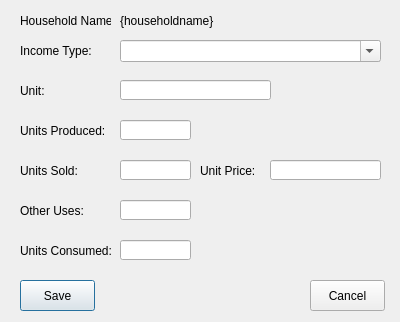
Before: the Qt Designer form open-ihm/gui/designs/ui_household_income_livestock.ui in snim2mirror/openihm, drawn with Qt 5.
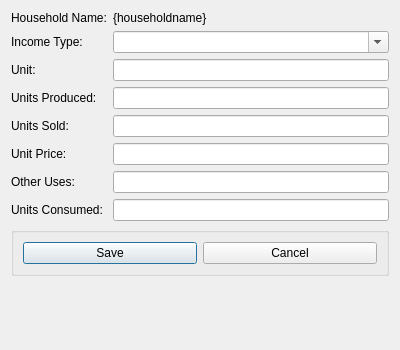
After: the same form once the commit is applied.

Commit message: Added layout manager to most dialogs. One report and all tabbed dialogs still to go.

```diff
--- a/open-ihm/gui/designs/ui_household_income_livestock.ui
+++ b/open-ihm/gui/designs/ui_household_income_livestock.ui
@@ -7,231 +7,128 @@
     <x>0</x>
     <y>0</y>
     <width>400</width>
-    <height>322</height>
+    <height>350</height>
    </rect>
   </property>
   <property name="windowTitle">
    <string>Add Livestock Income</string>
   </property>
-  <widget class="QLabel" name="label_2">
-   <property name="geometry">
-    <rect>
-     <x>20</x>
-     <y>40</y>
-     <width>81</width>
-     <height>21</height>
-    </rect>
-   </property>
-   <property name="text">
-    <string>Income Type:</string>
-   </property>
-  </widget>
-  <widget class="QComboBox" name="cboIncomeType">
-   <property name="geometry">
-    <rect>
-     <x>120</x>
-     <y>40</y>
-     <width>261</width>
-     <height>22</height>
-    </rect>
-   </property>
-   <property name="editable">
-    <bool>true</bool>
-   </property>
-  </widget>
-  <widget class="QLabel" name="label">
-   <property name="geometry">
-    <rect>
-     <x>20</x>
-     <y>10</y>
-     <width>91</width>
-     <height>21</height>
-    </rect>
-   </property>
-   <property name="text">
-    <string>Household Name:</string>
-   </property>
-  </widget>
-  <widget class="QLabel" name="lblHouseholdName">
-   <property name="geometry">
-    <rect>
-     <x>120</x>
-     <y>10</y>
-     <width>271</width>
-     <height>21</height>
-    </rect>
-   </property>
-   <property name="text">
-    <string>{householdname}</string>
-   </property>
-  </widget>
-  <widget class="QLineEdit" name="txtUnitsSold">
-   <property name="geometry">
-    <rect>
-     <x>120</x>
-     <y>160</y>
-     <width>71</width>
-     <height>20</height>
-    </rect>
-   </property>
-  </widget>
-  <widget class="QPushButton" name="cmdCancel">
-   <property name="geometry">
-    <rect>
-     <x>310</x>
-     <y>280</y>
-     <width>75</width>
-     <height>31</height>
-    </rect>
-   </property>
-   <property name="text">
-    <string>Cancel</string>
-   </property>
-  </widget>
-  <widget class="QLineEdit" name="txtUnitOfMeasure">
-   <property name="geometry">
-    <rect>
-     <x>120</x>
-     <y>80</y>
-     <width>151</width>
-     <height>20</height>
-    </rect>
-   </property>
-  </widget>
-  <widget class="QPushButton" name="cmdSave">
-   <property name="geometry">
-    <rect>
-     <x>20</x>
-     <y>280</y>
-     <width>75</width>
-     <height>31</height>
-    </rect>
-   </property>
-   <property name="text">
-    <string>Save</string>
-   </property>
-   <property name="default">
-    <bool>true</bool>
-   </property>
-  </widget>
-  <widget class="QLineEdit" name="txtUnitsConsumed">
-   <property name="geometry">
-    <rect>
-     <x>120</x>
-     <y>240</y>
-     <width>71</width>
-     <height>20</height>
-    </rect>
-   </property>
-  </widget>
-  <widget class="QLabel" name="label_6">
-   <property name="geometry">
-    <rect>
-     <x>200</x>
-     <y>160</y>
-     <width>61</width>
-     <height>21</height>
-    </rect>
-   </property>
-   <property name="text">
-    <string>Unit Price:</string>
-   </property>
-  </widget>
-  <widget class="QLabel" name="label_4">
-   <property name="geometry">
-    <rect>
-     <x>20</x>
-     <y>120</y>
-     <width>91</width>
-     <height>21</height>
-    </rect>
-   </property>
-   <property name="text">
-    <string>Units Produced:</string>
-   </property>
-  </widget>
-  <widget class="QLabel" name="label_5">
-   <property name="geometry">
-    <rect>
-     <x>20</x>
-     <y>240</y>
-     <width>91</width>
-     <height>21</height>
-    </rect>
-   </property>
-   <property name="text">
-    <string>Units Consumed:</string>
-   </property>
-  </widget>
-  <widget class="QLineEdit" name="txtUnitPrice">
-   <property name="geometry">
-    <rect>
-     <x>270</x>
-     <y>160</y>
-     <width>111</width>
-     <height>20</height>
-    </rect>
-   </property>
-  </widget>
-  <widget class="QLabel" name="label_8">
-   <property name="geometry">
-    <rect>
-     <x>20</x>
-     <y>200</y>
-     <width>81</width>
-     <height>21</height>
-    </rect>
-   </property>
-   <property name="text">
-    <string>Other Uses:</string>
-   </property>
-  </widget>
-  <widget class="QLineEdit" name="txtUnitsProduced">
-   <property name="geometry">
-    <rect>
-     <x>120</x>
-     <y>120</y>
-     <width>71</width>
-     <height>20</height>
-    </rect>
-   </property>
-  </widget>
-  <widget class="QLabel" name="label_3">
-   <property name="geometry">
-    <rect>
-     <x>20</x>
-     <y>160</y>
-     <width>81</width>
-     <height>21</height>
-    </rect>
-   </property>
-   <property name="text">
-    <string>Units Sold:</string>
-   </property>
-  </widget>
-  <widget class="QLineEdit" name="txtUnitsOtherUses">
-   <property name="geometry">
-    <rect>
-     <x>120</x>
-     <y>200</y>
-     <width>71</width>
-     <height>20</height>
-    </rect>
-   </property>
-  </widget>
-  <widget class="QLabel" name="label_7">
-   <property name="geometry">
-    <rect>
-     <x>20</x>
-     <y>80</y>
-     <width>91</width>
-     <height>21</height>
-    </rect>
-   </property>
-   <property name="text">
-    <string>Unit:</string>
-   </property>
-  </widget>
+  <layout class="QFormLayout" name="formLayout">
+   <item row="0" column="0">
+    <widget class="QLabel" name="label">
+     <property name="text">
+      <string>Household Name:</string>
+     </property>
+    </widget>
+   </item>
+   <item row="0" column="1">
+    <widget class="QLabel" name="lblHouseholdName">
+     <property name="text">
+      <string>{householdname}</string>
+     </property>
+    </widget>
+   </item>
+   <item row="1" column="0">
+    <widget class="QLabel" name="label_2">
+     <property name="text">
+      <string>Income Type:</string>
+     </property>
+    </widget>
+   </item>
+   <item row="1" column="1">
+    <widget class="QComboBox" name="cboIncomeType">
+     <property name="editable">
+      <bool>true</bool>
+     </property>
+    </widget>
+   </item>
+   <item row="2" column="0">
+    <widget class="QLabel" name="label_7">
+     <property name="text">
+      <string>Unit:</string>
+     </property>
+    </widget>
+   </item>
+   <item row="2" column="1">
+    <widget class="QLineEdit" name="txtUnitOfMeasure"/>
+   </item>
+   <item row="3" column="0">
+    <widget class="QLabel" name="label_4">
+     <property name="text">
+      <string>Units Produced:</string>
+     </property>
+    </widget>
+   </item>
+   <item row="3" column="1">
+    <widget class="QLineEdit" name="txtUnitsProduced"/>
+   </item>
+   <item row="4" column="0">
+    <widget class="QLabel" name="label_3">
+     <property name="text">
+      <string>Units Sold:</string>
+     </property>
+    </widget>
+   </item>
+   <item row="4" column="1">
+    <widget class="QLineEdit" name="txtUnitsSold"/>
+   </item>
+   <item row="6" column="1">
+    <widget class="QLineEdit" name="txtUnitPrice"/>
+   </item>
+   <item row="7" column="0">
+    <widget class="QLabel" name="label_8">
+     <property name="text">
+      <string>Other Uses:</string>
+     </property>
+    </widget>
+   </item>
+   <item row="7" column="1">
+    <widget class="QLineEdit" name="txtUnitsOtherUses"/>
+   </item>
+   <item row="8" column="0">
+    <widget class="QLabel" name="label_5">
+     <property name="text">
+      <string>Units Consumed:</string>
+     </property>
+    </widget>
+   </item>
+   <item row="8" column="1">
+    <widget class="QLineEdit" name="txtUnitsConsumed"/>
+   </item>
+   <item row="9" column="0" colspan="2">
+    <widget class="QGroupBox" name="groupBox">
+     <property name="title">
+      <string/>
+     </property>
+     <layout class="QHBoxLayout" name="horizontalLayout">
+      <item>
+       <widget class="QPushButton" name="cmdSave">
+        <property name="text">
+         <string>Save</string>
+        </property>
+        <property name="default">
+         <bool>true</bool>
+        </property>
+       </widget>
+      </item>
+      <item>
+       <widget class="QPushButton" name="cmdCancel">
+        <property name="text">
+         <string>Cancel</string>
+        </property>
+       </widget>
+      </item>
+     </layout>
+    </widget>
+   </item>
+   <item row="6" column="0">
+    <widget class="QLabel" name="label_6">
+     <property name="text">
+      <string>Unit Price:</string>
+     </property>
+    </widget>
+   </item>
+  </layout>
  </widget>
  <tabstops>
   <tabstop>cboIncomeType</tabstop>
```
The commit also changes 97 other files.
